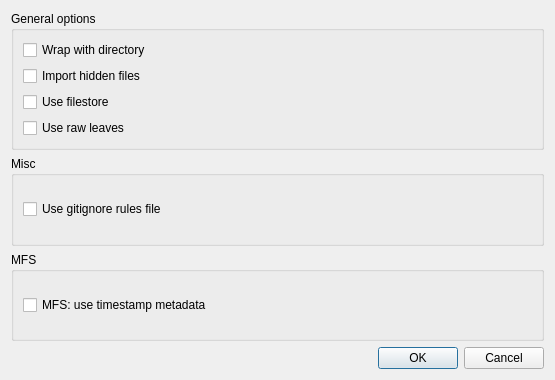
Before: the Qt Designer form galacteek/ui/forms/mfsoptionsdialog.ui in pinnaculum/galacteek, drawn with Qt 5.
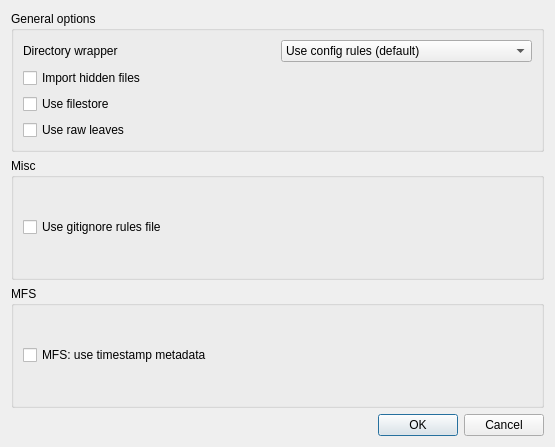
After: the same form once the commit is applied.

Commit message:
Bitmessage updates, moon3 theme, config editor ..
* Themes updates

* Use the new config system more and more to replace
the old settings file

* Per-module config editor, using a tree widget

* Move i18n stuff to galacteek/i18n

* More work on the bitmessage client

* New GIFs, change some icons to work better with the moon3 theme

What changed in the file:
```diff
--- a/galacteek/ui/forms/mfsoptionsdialog.ui
+++ b/galacteek/ui/forms/mfsoptionsdialog.ui
@@ -7,7 +7,7 @@
     <x>0</x>
     <y>0</y>
     <width>555</width>
-    <height>380</height>
+    <height>447</height>
    </rect>
   </property>
   <property name="windowTitle">
@@ -24,13 +24,29 @@
        <layout class="QGridLayout" name="gridLayout_3">
         <item row="0" column="0">
          <layout class="QGridLayout" name="gridLayout_2">
+          <item row="0" column="1">
+           <widget class="QComboBox" name="dirWrap">
+            <item>
+             <property name="text">
+              <string>Use config rules (default)</string>
+             </property>
+            </item>
+            <item>
+             <property name="text">
+              <string>Don't use a directory wrapper</string>
+             </property>
+            </item>
+            <item>
+             <property name="text">
+              <string>Use a directory wrapper</string>
+             </property>
+            </item>
+           </widget>
+          </item>
           <item row="0" column="0">
-           <widget class="QCheckBox" name="wrap">
-            <property name="toolTip">
-             <string>&lt;html&gt;&lt;head/&gt;&lt;body&gt;&lt;p&gt;Wrap added files/directories with a directory&lt;/p&gt;&lt;/body&gt;&lt;/html&gt;</string>
-            </property>
+           <widget class="QLabel" name="label">
             <property name="text">
-             <string>Wrap with directory</string>
+             <string>Directory wrapper</string>
             </property>
            </widget>
           </item>
```
The commit also changes 165 other files.
